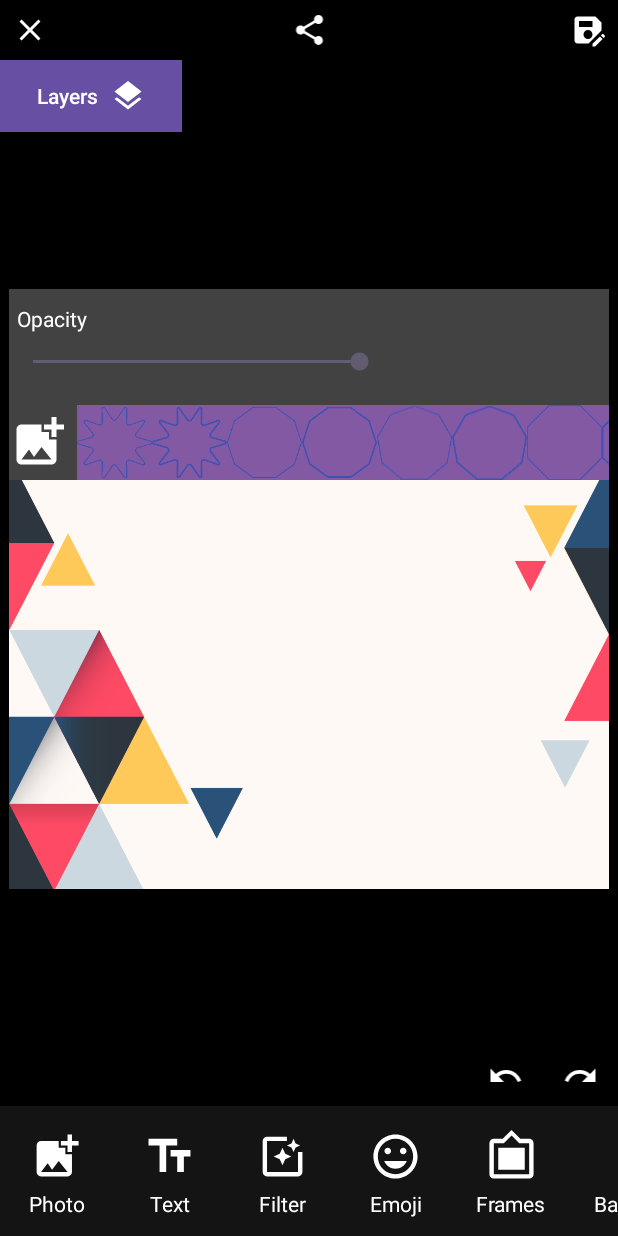
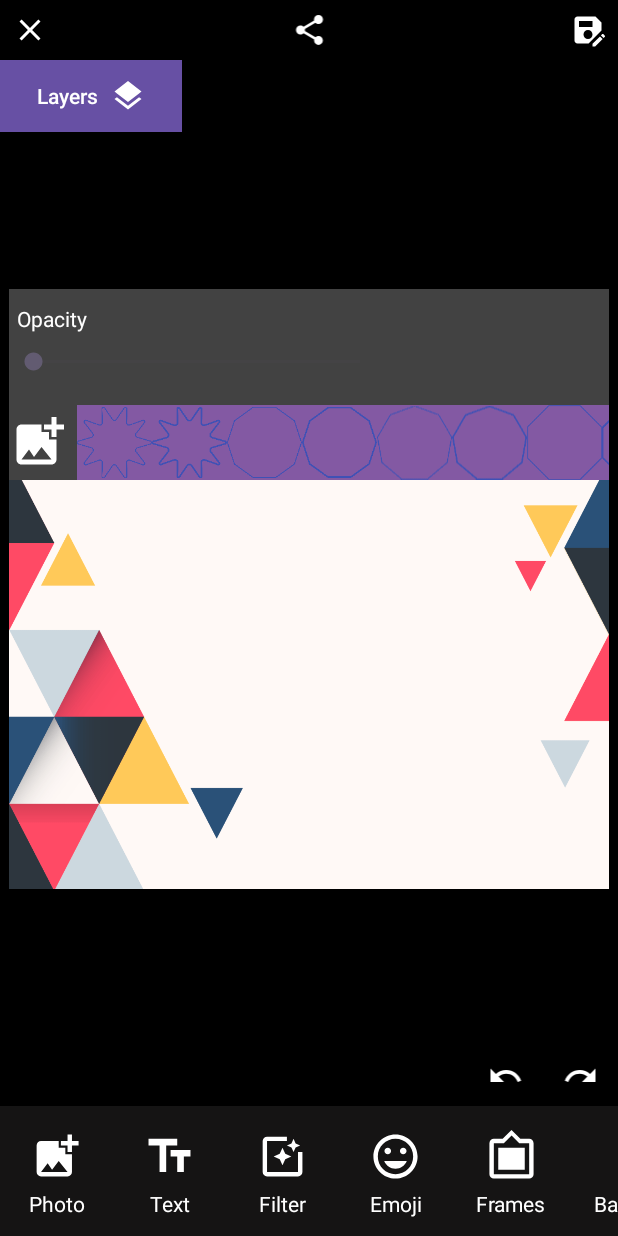
Before and after one commit to MuhammadAnees1/App.Android.Posters-Maker, an Android app: the fragment FrameFragment placed in its activity, on a phone screen of 412 x 824 dp. Run offline under Robolectric (Android 15) with nearby library versions, the phone set to English and light mode, and no system bars; libraries missing offline, so code that uses them is left out: com.jgabrielfreitas.core; plain views replace BlurImageView; Roboto replaces fonts that are not available here; 1 statement that could not run was skipped.

Commit message:
textlayout adjusted

```diff
--- a/app/src/main/java/com/example/postersmaker/FrameFragment.java
+++ b/app/src/main/java/com/example/postersmaker/FrameFragment.java
@@ -17,9 +17,10 @@ import java.util.ArrayList;
 import java.util.Arrays;
 import java.util.List;
 public class FrameFragment extends Fragment implements FrameImageBackGroundAdapter.FrameImageClickListener {
-    private FrameImageBackGroundAdapter mainImageBackGroundAdapter;
+    public FrameImageBackGroundAdapter mainImageBackGroundAdapter;
     RecyclerView recyclerView;
-    SeekBar seekBar;
+     SeekBar seekBar;
+
     @Override
     public View onCreateView(LayoutInflater inflater, ViewGroup container,
                              Bundle savedInstanceState) {
@@ -39,14 +40,16 @@ public class FrameFragment extends Fragment implements FrameImageBackGroundAdapt
 
         mainImageBackGroundAdapter = new FrameImageBackGroundAdapter(getActivity(), getBackgroundList(getContext()), this);
         recyclerView.setAdapter(mainImageBackGroundAdapter);
-        seekBar.setProgress(100);
+
         seekBar.setOnSeekBarChangeListener(new SeekBar.OnSeekBarChangeListener() {
             @Override
             public void onProgressChanged(SeekBar seekBar, int progress, boolean fromUser) {
                 float opacity = progress / 100f;
-                if (MainActivity.imageView2 != null) {
-                    MainActivity.imageView2.setAlpha(opacity);
-                }
+                    if(MainActivity.selectedLayer1 != null) {
+                        MainActivity.selectedLayer1.getImageView().setAlpha(opacity);
+                    }
+
+
             }
 
             @Override
@@ -93,7 +96,8 @@ public class FrameFragment extends Fragment implements FrameImageBackGroundAdapt
         MainActivity mainActivity = (MainActivity) getActivity();
         // Update the background image in the MainActivity
         if (mainActivity != null) {
-            mainActivity.createImageLayout(null,FrameFileName,300,300);
+            mainActivity.createImageLayout(null,FrameFileName,200,200);
+            mainActivity.container2.setVisibility(View.VISIBLE);
 
         }
     }
--- a/app/src/main/java/com/example/postersmaker/HomeFragment.java
+++ b/app/src/main/java/com/example/postersmaker/HomeFragment.java
@@ -57,7 +57,7 @@ public class HomeFragment extends Fragment implements EditTextAdapter.OnItemSele
     static Button Image_control_button,Image_control_opacity;
     Paint textPaint;
     private Paint strokePaint;
-    private final EditTextAdapter editTextAdapter = new EditTextAdapter(this);
+   final EditTextAdapter editTextAdapter = new EditTextAdapter(this);
     private final TypeTextAdapter typeTextAdapter = new TypeTextAdapter(this);
     boolean openedFromImagePickerManager = false;
     public HomeFragment(){
--- a/app/src/main/java/com/example/postersmaker/ImageLayout.java
+++ b/app/src/main/java/com/example/postersmaker/ImageLayout.java
@@ -13,7 +13,7 @@ public class ImageLayout {
     private Button rotateButton;
     private Button resizeButton;
     private Button saveButton;
-     boolean isLocked;
+     Boolean isLocked;
      boolean isFrame = false;
     private Uri imageUri;
     ImageView imageView;
@@ -31,7 +31,7 @@ public class ImageLayout {
         this.id = id;
     }
 
-    public ImageLayout(FrameLayout frameLayout, RelativeLayout borderLayout, Button deleteButton, Button rotateButton, Button resizeButton, Button saveButton , Boolean isLocked, Uri imageUri, ImageView imageView, int id) {
+    public ImageLayout(FrameLayout frameLayout, RelativeLayout borderLayout, Button deleteButton, Button rotateButton, Button resizeButton, Button saveButton , Boolean isLocked, Uri imageUri, ImageView imageView, int id, boolean isFrame) {
         this.frameLayout = frameLayout;
         this.borderLayout = borderLayout;
         this.deleteButton = deleteButton;
@@ -42,6 +42,7 @@ public class ImageLayout {
         this.imageView = imageView;
         this.imageUri = imageUri;
         this.id = id;
+        this.isFrame = isFrame;
     }
     public void setImageUri(Uri imageUri) {
         this.imageUri = imageUri;
--- a/app/src/main/res/layout/activity_main.xml
+++ b/app/src/main/res/layout/activity_main.xml
@@ -139,6 +139,13 @@
         android:layout_marginTop="10dp"
         app:layout_constraintBottom_toTopOf="@+id/rvConstraintTools"
         tools:ignore="MissingConstraints" />
+    <FrameLayout
+        android:id="@+id/fragment_container3"
+        android:layout_width="match_parent"
+        android:layout_height="wrap_content"
+        android:layout_marginTop="10dp"
+        app:layout_constraintBottom_toTopOf="@+id/rvConstraintTools"
+        tools:ignore="MissingConstraints"/>
 
 
 </androidx.constraintlayout.widget.ConstraintLayout>
```
Also changed, not shown: app/src/main/java/com/example/postersmaker/FrameImageBackGroundAdapter.java (+8 -1 lines), app/src/main/java/com/example/postersmaker/MainActivity.java (+60 -11 lines).
